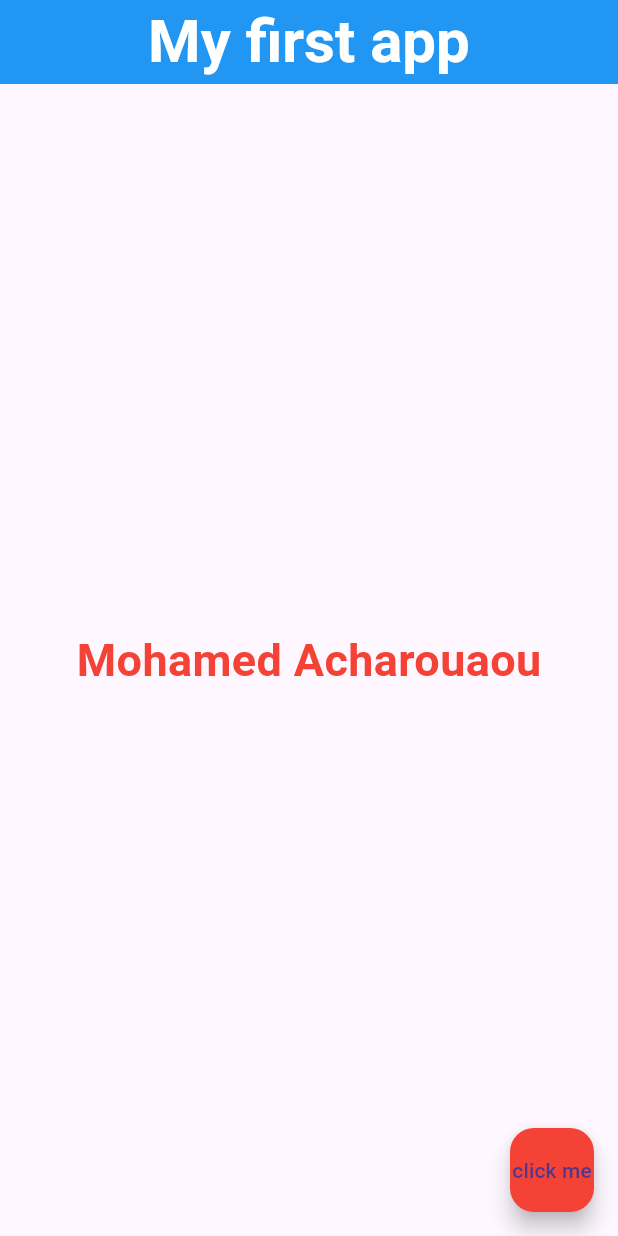
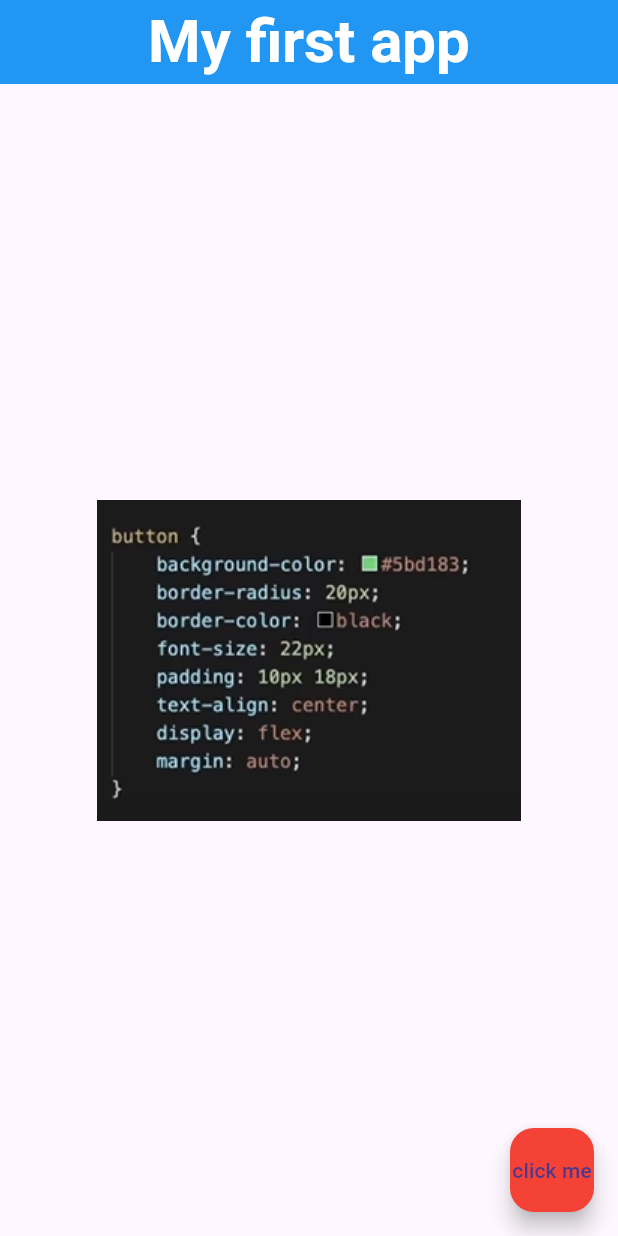
Before and after one commit to SimoAcharouaou777/Flutter-, a Flutter app: the screen it shows after launch, on a phone screen of 412 x 824 dp. Run offline on Flutter 3.47's test engine with Material 3 defaults, Android fonts, the phone set to English and light mode, and no system bars.

```diff
--- a/lib/main.dart
+++ b/lib/main.dart
@@ -13,7 +13,7 @@ class Home extends StatelessWidget {
   Widget build(BuildContext context) {
     return Scaffold(
       appBar: AppBar(
-        title: Text(
+        title: const Text(
           'My first app',
           style: TextStyle(
             color: Colors.white,
@@ -25,14 +25,7 @@ class Home extends StatelessWidget {
         backgroundColor: Colors.blue,
       ),
       body: Center(
-        child: Text(
-          'Mohamed Acharouaou',
-          style: TextStyle(
-            color: Colors.red,
-            fontSize: 30.0,
-            fontWeight: FontWeight.bold,
-          ),
-        ),
+        child: Image.asset('assets/1photo.png'),
       ),
       floatingActionButton: FloatingActionButton(
         onPressed: () {},
--- a/pubspec.yaml
+++ b/pubspec.yaml
@@ -59,9 +59,8 @@ flutter:
   uses-material-design: true
 
   # To add assets to your application, add an assets section, like this:
-  # assets:
-  #   - images/a_dot_burr.jpeg
-  #   - images/a_dot_ham.jpeg
+  assets:
+    - assets/
 
   # An image asset can refer to one or more resolution-specific "variants", see
   # https://flutter.dev/assets-and-images/#resolution-aware
```
Also changed, not shown: assets/1photo.png (added), assets/one.png (added).
